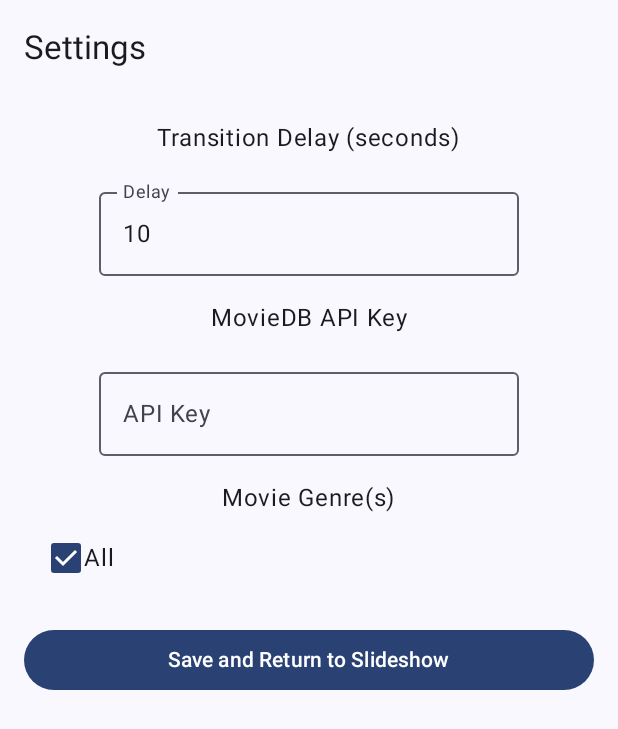
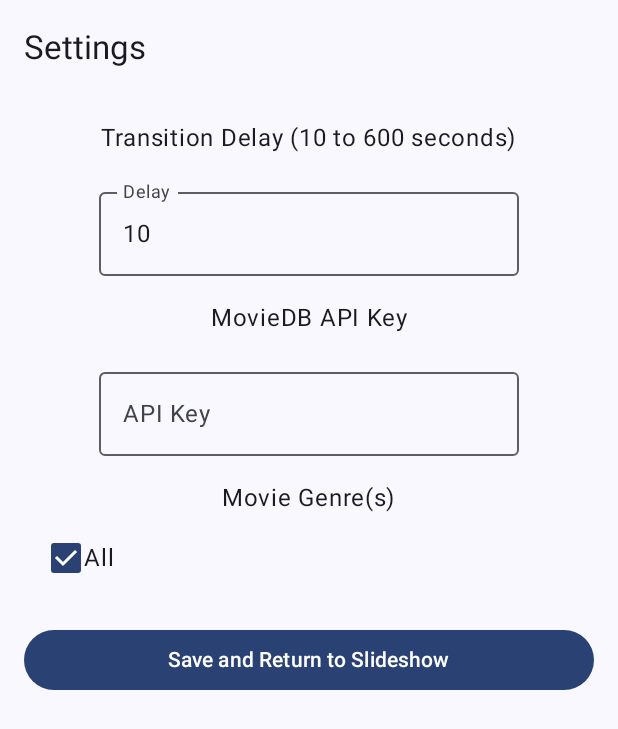
Before and after one commit to georgesak/Android-Movie-Poster, an Android app built with Jetpack Compose: the screen it shows after launch (SettingsActivity), on a phone screen of 412 x 824 dp. Shown: the top 729 px of the screen. Run offline under Robolectric (Android 15) with nearby library versions, the phone set to English and light mode, and no system bars; libraries missing offline, so code that uses them is left out: com.pierfrancescosoffritti.androidyoutubeplayer; pictures from the network do not load.

Commit message:
- Settings page fixes

```diff
--- a/app/src/main/java/com/example/movieposter/SettingsActivity.kt
+++ b/app/src/main/java/com/example/movieposter/SettingsActivity.kt
@@ -38,6 +38,8 @@ import androidx.compose.foundation.selection.toggleable
 import androidx.compose.material3.Checkbox
 import androidx.compose.foundation.layout.Row
 import androidx.compose.ui.semantics.Role
+import androidx.compose.foundation.rememberScrollState
+import androidx.compose.foundation.verticalScroll
 
 class SettingsActivity : ComponentActivity() {
     override fun onCreate(savedInstanceState: Bundle?) {
@@ -75,15 +77,17 @@ fun SettingsScreen(movieViewModel: MovieViewModel = viewModel()) {
             TopAppBar(title = { Text("Settings") })
         }
     ) { paddingValues ->
+        val scrollState = rememberScrollState()
         Column(
             modifier = Modifier
                 .padding(paddingValues)
                 .padding(16.dp)
-                .fillMaxSize(),
+                .fillMaxSize()
+                .verticalScroll(scrollState),
             horizontalAlignment = Alignment.CenterHorizontally,
             verticalArrangement = Arrangement.spacedBy(16.dp)
         ) {
-            Text("Transition Delay (seconds)")
+            Text("Transition Delay (10 to 600 seconds)")
             OutlinedTextField(
                 value = (transitionDelay / 1000L).toString(),
                 onValueChange = { newValue ->
```
